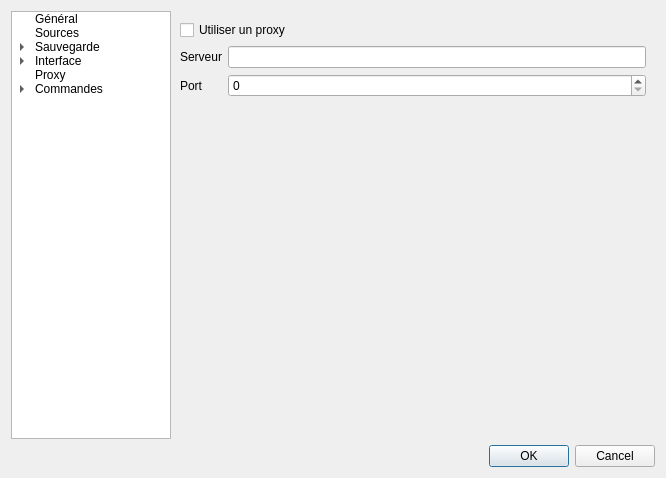
This is ui/optionswindow.ui in XanderMld/imgbrd-grabber as Qt 5 draws it before an edit. The edited form follows.
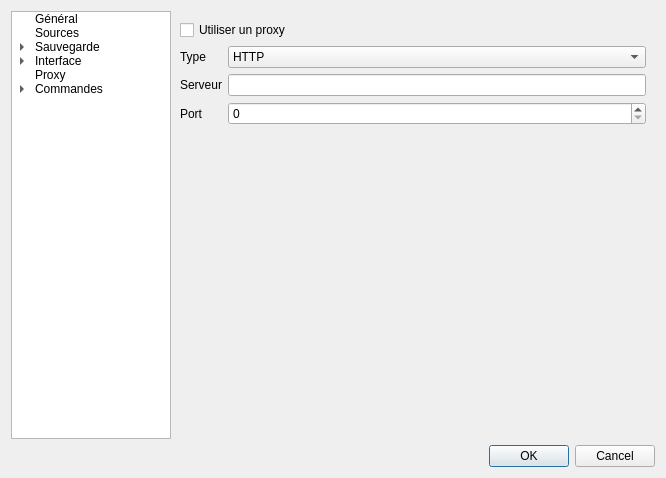
This is the edited form. The open tabs and pages were chosen to show the change. Icons and pictures are not drawn.

```diff
--- a/ui/optionswindow.ui
+++ b/ui/optionswindow.ui
@@ -1790,30 +1790,51 @@
             <property name="margin">
              <number>0</number>
             </property>
-            <item row="0" column="0">
+            <item row="1" column="0">
              <widget class="QLabel" name="label_56">
               <property name="text">
                <string>Serveur</string>
               </property>
              </widget>
             </item>
-            <item row="1" column="0">
+            <item row="2" column="0">
              <widget class="QLabel" name="label_57">
               <property name="text">
                <string>Port</string>
               </property>
              </widget>
             </item>
-            <item row="1" column="1">
+            <item row="2" column="1">
              <widget class="QSpinBox" name="spinProxyPort">
               <property name="maximum">
                <number>99999</number>
               </property>
              </widget>
             </item>
-            <item row="0" column="1">
+            <item row="1" column="1">
              <widget class="QLineEdit" name="lineProxyHostName"/>
             </item>
+            <item row="0" column="0">
+             <widget class="QLabel" name="label_4">
+              <property name="text">
+               <string>Type</string>
+              </property>
+             </widget>
+            </item>
+            <item row="0" column="1">
+             <widget class="QComboBox" name="comboProxyType">
+              <item>
+               <property name="text">
+                <string>HTTP</string>
+               </property>
+              </item>
+              <item>
+               <property name="text">
+                <string>SOCKS v5</string>
+               </property>
+              </item>
+             </widget>
+            </item>
            </layout>
           </widget>
          </item>
```
Left out of the diff: 2 changed lines with no effect on the pictures.
